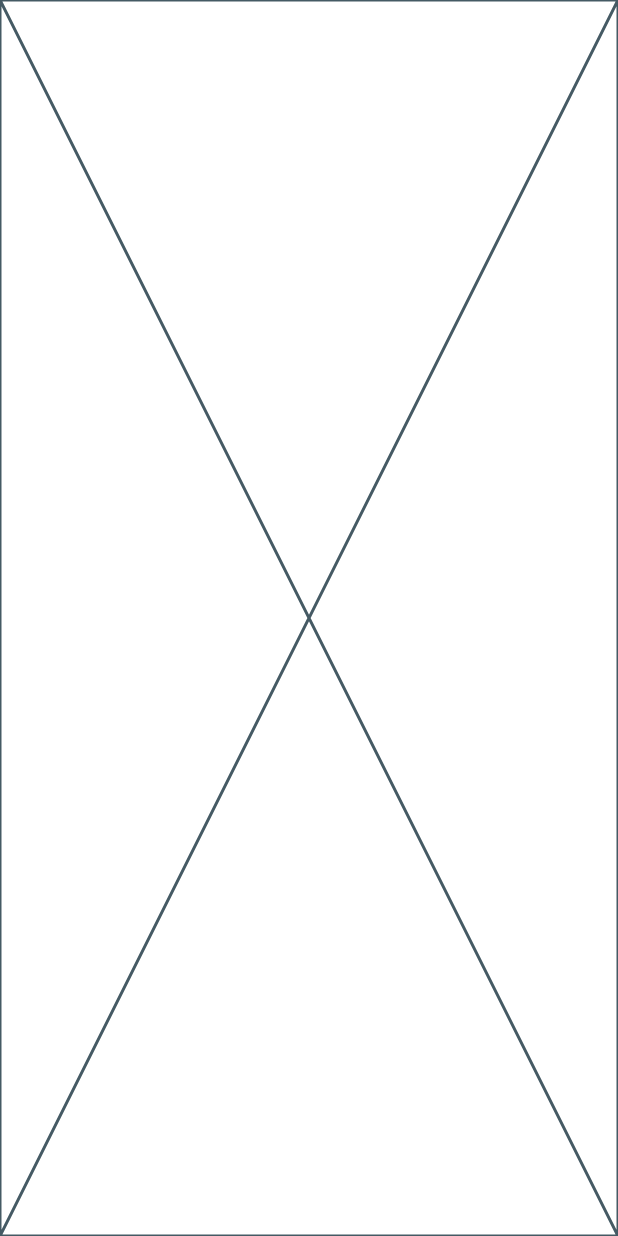
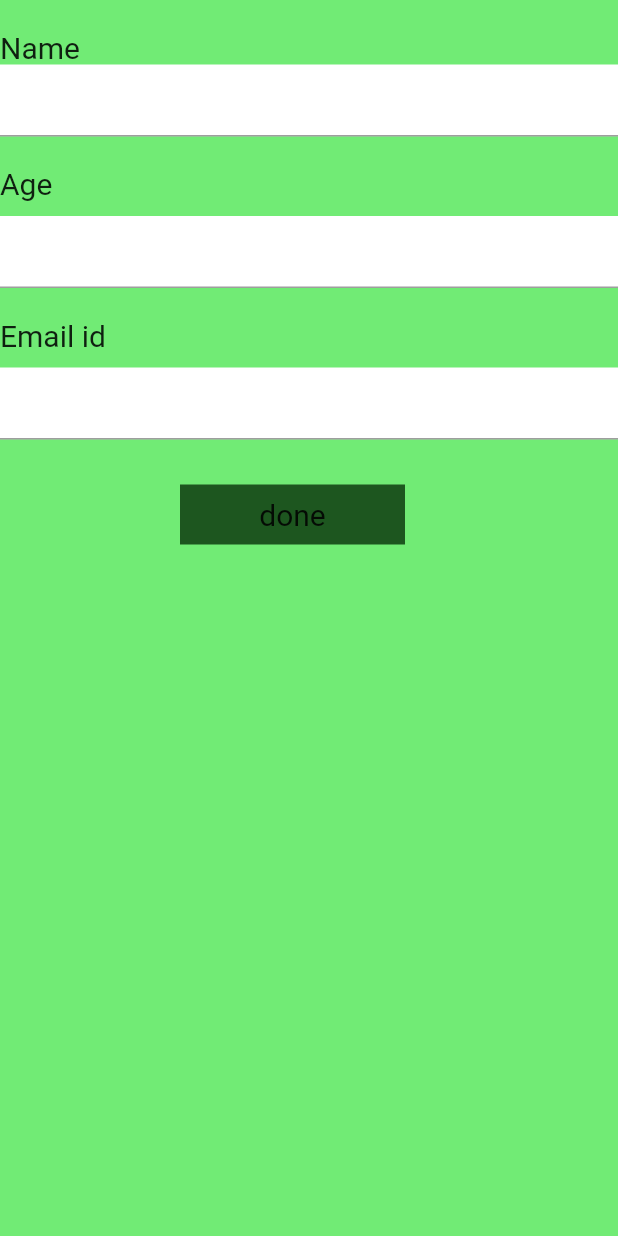
Before and after one commit to sidrathore/budget_wala_man, a Flutter app: the screen it shows after launch, after a tap on "Sign up", on a phone screen of 412 x 824 dp. Run offline on Flutter 3.47's test engine with Material 2 defaults, Android fonts, the phone set to English and light mode, and no system bars; our stand-ins replace otp_text_field.

Commit message:
sign up page ready

```diff
--- a/lib/home_page.dart
+++ /dev/null
@@ -1,16 +0,0 @@
-import 'package:flutter/src/widgets/framework.dart';
-import 'package:flutter/src/widgets/placeholder.dart';
-
-class HomePage extends StatefulWidget {
-  const HomePage({super.key});
-
-  @override
-  State<HomePage> createState() => _HomePageState();
-}
-
-class _HomePageState extends State<HomePage> {
-  @override
-  Widget build(BuildContext context) {
-    return const Placeholder();
-  }
-}
--- a/lib/homepage1.dart
+++ b/lib/homepage1.dart
@@ -1,3 +1,4 @@
+import 'package:flutter/material.dart';
 import 'package:flutter/src/widgets/framework.dart';
 import 'package:flutter/src/widgets/placeholder.dart';
 
@@ -11,6 +12,25 @@ class HomePage extends StatefulWidget {
 class _HomePageState extends State<HomePage> {
   @override
   Widget build(BuildContext context) {
-    return const Placeholder();
+    return SingleChildScrollView(
+      child: Container(
+        height: 1500,
+        color: Color.fromARGB(255, 117, 245, 121),
+        child: Column(
+          children: [
+            SizedBox(height: 20,),
+            Text('Name'),
+            SizedBox(height: 10,),
+            Padding(padding: EdgeInsets.only(left: 20,right: 20),
+            child: TextField(
+              decoration: InputDecoration(
+                fillColor: Colors.white,
+              ),
+            ),
+            )
+          ],
+        ),
+      ),
+    );
   }
 }
--- a/lib/main.dart
+++ b/lib/main.dart
@@ -1,4 +1,5 @@
-import 'package:budget_wala_man/home_page.dart';
+
+import 'package:budget_wala_man/homepage1.dart';
 import 'package:budget_wala_man/login_page.dart';
 import 'package:budget_wala_man/otp_page.dart';
 import 'package:budget_wala_man/sign_up_page.dart';
--- a/lib/sign_up_page.dart
+++ b/lib/sign_up_page.dart
@@ -1,3 +1,4 @@
+import 'package:flutter/material.dart';
 import 'package:flutter/src/widgets/framework.dart';
 import 'package:flutter/src/widgets/placeholder.dart';
 
@@ -9,8 +10,100 @@ class SignUp extends StatefulWidget {
 }
 
 class _SignUpState extends State<SignUp> {
+  TextEditingController nameController = TextEditingController();
+  TextEditingController ageController = TextEditingController();
+  TextEditingController emailController = TextEditingController();
+  @override
+  void initState() {
+    super.initState();
+  }
+
   @override
   Widget build(BuildContext context) {
-    return const Placeholder();
+    return Scaffold(
+      body: SafeArea(
+        child: Container(
+          height: double.infinity,
+          color: Color.fromARGB(255, 113, 235, 117),
+          child: Column(
+            crossAxisAlignment: CrossAxisAlignment.start,
+            children: [
+              SizedBox(
+                height: 20,
+              ),
+              Container(
+                child: Text(
+                  'Name',
+                  style: TextStyle(fontSize: 20),
+                ),
+              ),
+              Container(
+                color: Colors.white,
+                child: TextField(
+                  controller: nameController,
+                ),
+              ),
+              SizedBox(
+                height: 20,
+              ),
+              Container(
+                child: Text(
+                  'Age',
+                  style: TextStyle(fontSize: 20),
+                ),
+              ),
+              SizedBox(
+                height: 10,
+              ),
+              Container(
+                color: Colors.white,
+                child: TextField(
+                  controller: ageController,
+                ),
+              ),
+              SizedBox(
+                height: 20,
+              ),
+              Container(
+                child: Text(
+                  'Email id',
+                  style: TextStyle(fontSize: 20),
+                ),
+              ),
+              SizedBox(
+                height: 10,
+              ),
+              Container(
+                color: Colors.white,
+                child: TextField(
+                  controller: emailController,
+                ),
+              ),
+              SizedBox(
+                height: 30,
+              ),
+              Padding(
+                padding: EdgeInsets.only(left: 120),
+                child: Container(
+                  width: 150,
+                  height: 40,
+                  color: Color.fromARGB(255, 29, 86, 31),
+                  child: InkWell(
+                    onTap: () {
+                      Navigator.pushNamed(context, '/loginpage');
+                    },
+                    child: Center(
+                        child: Text(
+                      'done',
+                      style: TextStyle(fontSize: 20),
+                    )),
+                  ),
+                ),
+              )
+            ],
+          ),
+        ),
+      ),
+    );
   }
 }
```
